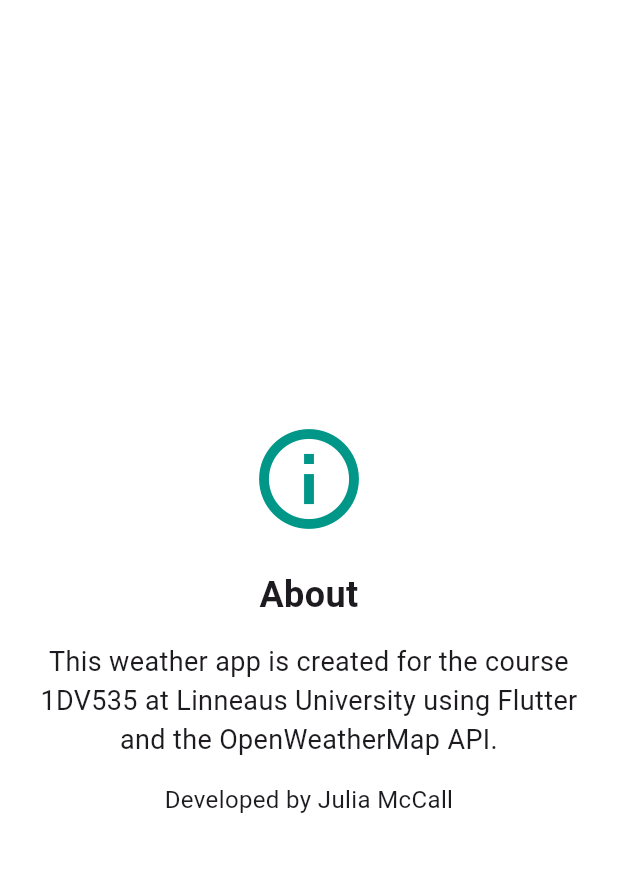
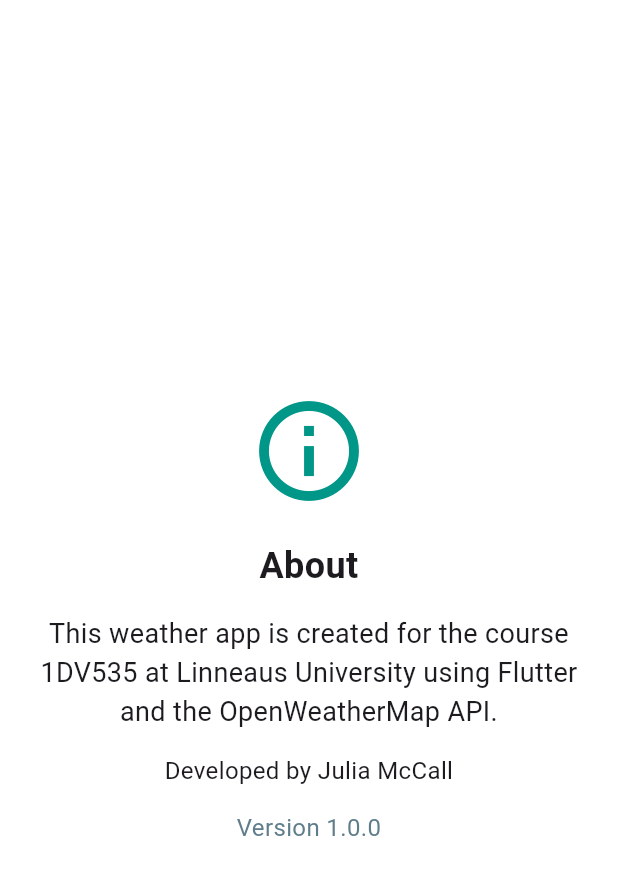
Before and after one commit to mccalljulia/weather_app, a Flutter app: the AboutPage screen opened directly, on a phone screen of 412 x 824 dp. Shown: the top 875 px of the screen. Run offline on Flutter 3.47's test engine with Material 3 defaults, Android fonts, the phone set to English and light mode, and no system bars; our stand-ins replace google_fonts.

```diff
--- a/lib/pages/about_page.dart
+++ b/lib/pages/about_page.dart
@@ -1,5 +1,4 @@
 import 'package:flutter/material.dart';
-import 'package:google_fonts/google_fonts.dart';
 
 class AboutPage extends StatefulWidget {
   const AboutPage({super.key});
@@ -38,6 +37,12 @@ class _AboutPageState extends State<AboutPage> {
                 style: TextStyle(fontSize: 16),
                 textAlign: TextAlign.center,
               ),
+              SizedBox(height: 15),
+              Text(
+                'Version 1.0.0',
+                style: TextStyle(fontSize: 16, color: Colors.blueGrey),
+                textAlign: TextAlign.center,
+              )
             ],
           ),
         ),
```
